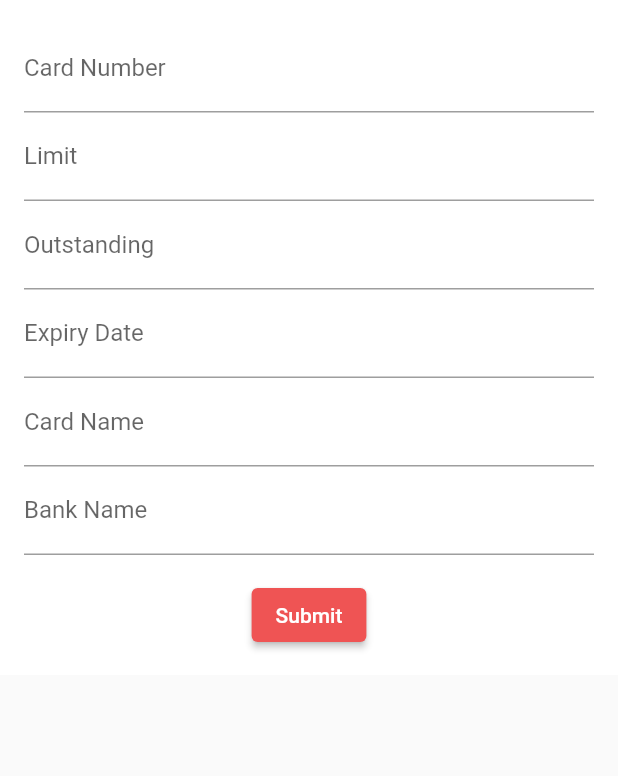
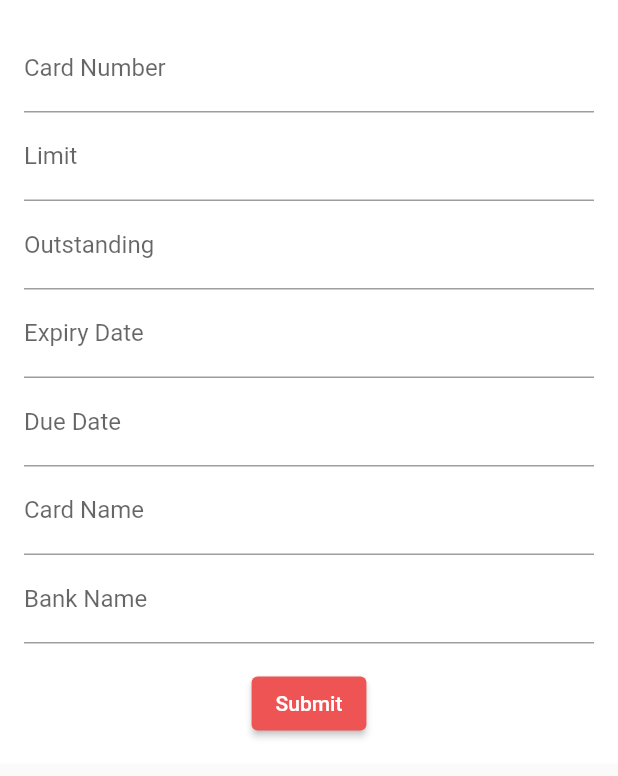
Before and after one commit to GnaniPasupula/CreditWallet, a Flutter app: the CreditCardForm widget shown alone on an empty page, opened directly with empty values, after a tap on "Submit", on a phone screen of 412 x 824 dp. Shown: the top 776 px of the screen. Run offline on Flutter 3.47's test engine with Material 2 defaults, Android fonts, the light colour scheme and no system bars; our stand-ins replace fl_chart, flutter_dotenv, shared_preferences; missing offline and left inert: dart:html; accounts and stored records are empty; network calls fail.

Commit message:
Added Due Date in creditCard Data

```diff
--- a/client/lib/api_helper.dart
+++ b/client/lib/api_helper.dart
@@ -68,6 +68,7 @@ static Future<CreditCardData?> updateCreditCard(
     double limit,
     double outStanding,
     String expiryDate,
+    String dueDate,
     String cardName,
     String bankName,
   ) async {
@@ -87,6 +88,7 @@ static Future<CreditCardData?> updateCreditCard(
           'limit': limit,
           'outStanding': outStanding,
           'expiryDate': expiryDate,
+          'dueDate': dueDate,
           'cardName': cardName,
           'bankName': bankName,
         }),
@@ -109,6 +111,7 @@ static Future<CreditCardData?> addCreditCard(
     double limit,
     double outStanding,
     String expiryDate,
+    String dueData,
     String cardName,
     String bankName,
   ) async {
@@ -131,6 +134,7 @@ static Future<CreditCardData?> addCreditCard(
           'limit': limit,
           'outStanding': outStanding,
           'expiryDate': expiryDate,
+          'dueDate': dueData,
           'cardName': cardName,
           'bankName': bankName,
         }),
--- a/client/lib/credit_card_data.dart
+++ b/client/lib/credit_card_data.dart
@@ -3,6 +3,7 @@ class CreditCardData {
   final double limit;
   double outStanding;
   final String expiryDate;
+  final String dueDate;
   final String cardName;
   final String bankName;
   final List<Transaction> transactions;
@@ -12,6 +13,7 @@ class CreditCardData {
     required this.limit,
     required this.outStanding,
     required this.expiryDate,
+    required this.dueDate,
     required this.cardName,
     required this.bankName,
     required this.transactions,
@@ -34,6 +36,7 @@ class CreditCardData {
       limit: json['limit'].toDouble(),
       outStanding: json['outStanding'].toDouble(),
       expiryDate: json['expiryDate'],
+      dueDate: json['dueDate'],
       cardName: json['cardName'],
       bankName: json['bankName'],
       transactions: transactions,
--- a/client/lib/credit_card_form.dart
+++ b/client/lib/credit_card_form.dart
@@ -28,6 +28,7 @@ class _CreditCardFormState extends State<CreditCardForm> {
   final TextEditingController _limitController = TextEditingController();
   final TextEditingController _outstandingController = TextEditingController();
   final TextEditingController _expiryDateController = TextEditingController();
+  final TextEditingController _dueDateController = TextEditingController();
   final TextEditingController _cardNameController = TextEditingController();
   final TextEditingController _bankNameController = TextEditingController();
 
@@ -49,6 +50,7 @@ class _CreditCardFormState extends State<CreditCardForm> {
       _limitController.text = creditCard.limit.toString();
       _outstandingController.text = creditCard.outStanding.toString();
       _expiryDateController.text = creditCard.expiryDate;
+      _dueDateController.text = creditCard.dueDate;
       _cardNameController.text = creditCard.cardName;
       _bankNameController.text = creditCard.bankName;
     }
@@ -60,6 +62,7 @@ class _CreditCardFormState extends State<CreditCardForm> {
     _limitController.dispose();
     _outstandingController.dispose();
     _expiryDateController.dispose();
+    _dueDateController.dispose();
     _cardNameController.dispose();
     _bankNameController.dispose();
     super.dispose();
@@ -71,6 +74,7 @@ class _CreditCardFormState extends State<CreditCardForm> {
       'limit': _limitController.text,
       'outStanding': _outstandingController.text,
       'expiryDate': _expiryDateController.text,
+      'dueDate': _dueDateController.text,
       'cardName': _cardNameController.text,
       'bankName': _bankNameController.text,
     };
@@ -82,6 +86,7 @@ class _CreditCardFormState extends State<CreditCardForm> {
           double.parse(formData['limit']!),
           double.parse(formData['outStanding']!),
           formData['expiryDate']!,
+          formData['dueDate']!,
           formData['cardName']!,
           formData['bankName']!,
         );
@@ -98,6 +103,7 @@ class _CreditCardFormState extends State<CreditCardForm> {
           double.parse(formData['limit']!),
           double.parse(formData['outStanding']!),
           formData['expiryDate']!,
+          formData['dueDate']!,
           formData['cardName']!,
           formData['bankName']!,
         );
@@ -146,6 +152,10 @@ class _CreditCardFormState extends State<CreditCardForm> {
                   decoration: InputDecoration(labelText: 'Expiry Date'),
                 ),
                 TextFormField(
+                  controller: _dueDateController,
+                  decoration: InputDecoration(labelText: 'Due Date'),
+                ),
+                TextFormField(
                   controller: _cardNameController,
                   decoration: InputDecoration(labelText: 'Card Name'),
                 ),
```
Also changed, not shown: 2 other files.
